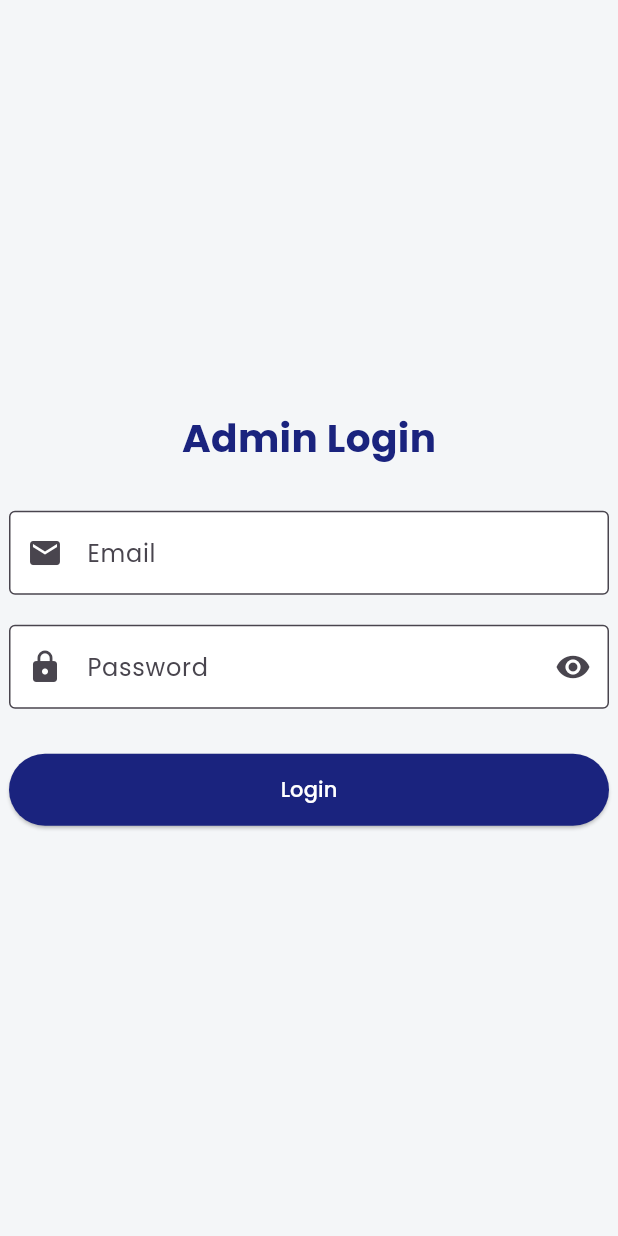
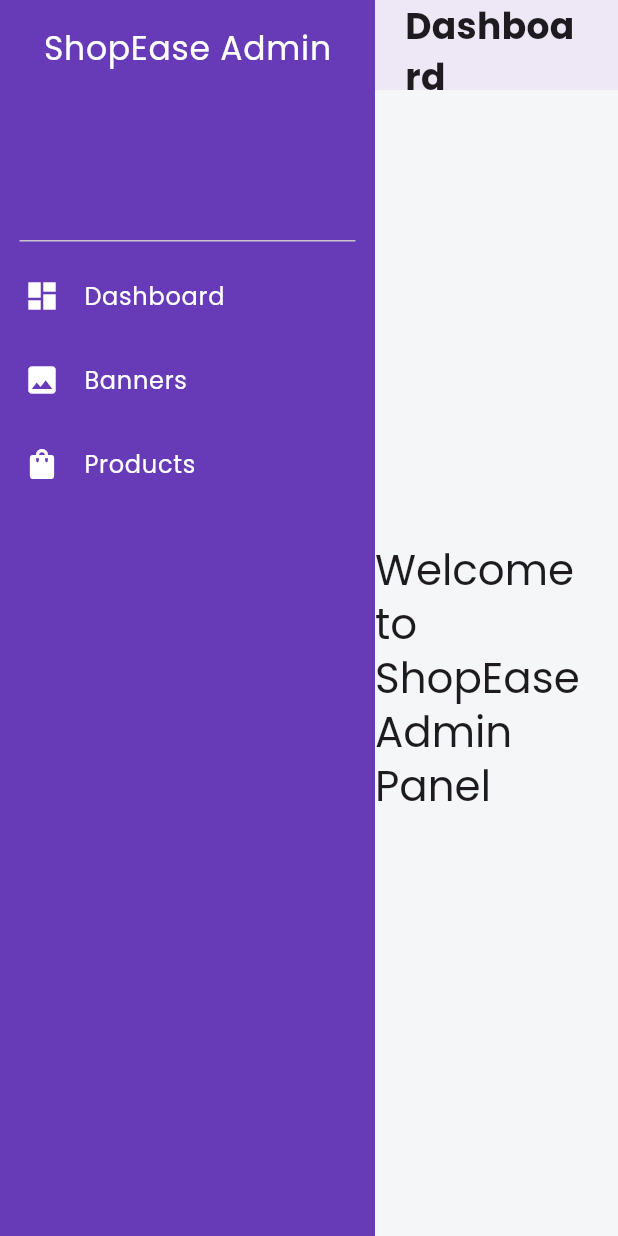
Before and after one commit to Md-LatifurRatul/ShopEaseAdmin, a Flutter app: the screen it shows after launch, on a phone screen of 412 x 824 dp. Run offline on Flutter 3.47's test engine with Material 3 defaults, Android fonts, the phone set to English and light mode, and no system bars; our stand-ins replace google_fonts.

Commit message:
add dashboard screen, custom sidebar widget

```diff
--- a/lib/config/app_router.dart
+++ b/lib/config/app_router.dart
@@ -1,19 +1,26 @@
 import 'package:flutter/material.dart';
 import 'package:shop_ease_admin/features/views/auth/screens/login_screen.dart';
+import 'package:shop_ease_admin/features/views/dashboard/screens/dashboard_screen.dart';
 
 class AppRouter {
   static const String login = "/";
+  static const String dashboard = "/dashboard";
+  static const String banners = "/banners";
+  static const String products = "/products";
 
   static Route<dynamic> generateRoute(RouteSettings settings) {
     switch (settings.name) {
       case login:
         return MaterialPageRoute(builder: (_) => const LoginScreen());
+
+      case dashboard:
+        return MaterialPageRoute(builder: (_) => const DashboardScreen());
+
       default:
         return MaterialPageRoute(
           builder:
-              (_) => const Scaffold(
-                body: Center(child: Text("404 | Page Not Found")),
-              ),
+              (_) =>
+                  const Scaffold(body: Center(child: Text("No Route Defined"))),
         );
     }
   }
--- /dev/null
+++ b/lib/features/views/dashboard/screens/dashboard_screen.dart
@@ -0,0 +1,59 @@
+import 'package:flutter/material.dart';
+import 'package:shop_ease_admin/features/views/dashboard/widgets/side_bar_menu.dart';
+
+class DashboardScreen extends StatefulWidget {
+  const DashboardScreen({super.key});
+
+  @override
+  State<DashboardScreen> createState() => _DashboardScreenState();
+}
+
+class _DashboardScreenState extends State<DashboardScreen> {
+  String currentRoute = "/dashboard";
+
+  @override
+  Widget build(BuildContext context) {
+    return Scaffold(
+      body: Row(
+        children: [
+          //! Sidebar
+          SideBarMenu(
+            selectRoute: currentRoute,
+            onMenuItemSelected: (route) {
+              setState(() {
+                currentRoute = route;
+              });
+            },
+          ),
+
+          //! Content Area
+          Expanded(
+            child: Column(
+              children: [
+                Container(
+                  height: 60,
+                  color: Colors.deepPurple[50],
+                  padding: EdgeInsets.symmetric(horizontal: 20),
+                  alignment: Alignment.centerLeft,
+                  child: const Text(
+                    "Dashboard",
+                    style: TextStyle(fontSize: 24, fontWeight: FontWeight.bold),
+                  ),
+                ),
+                const SizedBox(height: 20),
+                Expanded(
+                  child: Center(
+                    child: Text(
+                      "Welcome to ShopEase Admin Panel",
+                      style: Theme.of(context).textTheme.headlineMedium,
+                    ),
+                  ),
+                ),
+              ],
+            ),
+          ),
+        ],
+      ),
+    );
+  }
+}
--- /dev/null
+++ b/lib/features/views/dashboard/widgets/side_bar_menu.dart
@@ -0,0 +1,60 @@
+import 'package:flutter/material.dart';
+
+class SideBarMenu extends StatelessWidget {
+  const SideBarMenu({
+    super.key,
+    required this.selectRoute,
+    required this.onMenuItemSelected,
+  });
+  final String selectRoute;
+  final Function(String route) onMenuItemSelected;
+
+  @override
+  Widget build(BuildContext context) {
+    return Container(
+      width: 250,
+      color: Colors.deepPurple,
+      child: Column(
+        children: [
+          const DrawerHeader(
+            child: Text(
+              "ShopEase Admin",
+              style: TextStyle(color: Colors.white, fontSize: 22),
+            ),
+          ),
+          _buildMenuItem(
+            icon: Icons.dashboard,
+            title: "Dashboard",
+            routeName: "/dashboard",
+          ),
+
+          _buildMenuItem(
+            icon: Icons.image,
+            title: "Banners",
+            routeName: "/banners",
+          ),
+          _buildMenuItem(
+            icon: Icons.shopping_bag,
+            title: "Products",
+            routeName: "/products",
+          ),
+        ],
+      ),
+    );
+  }
+
+  Widget _buildMenuItem({
+    required IconData icon,
+    required String title,
+    required String routeName,
+  }) {
+    final bool isSelected = selectRoute == routeName;
+    return ListTile(
+      leading: Icon(icon, color: Colors.white),
+
+      title: Text(title, style: const TextStyle(color: Colors.white)),
+      tileColor: isSelected ? Colors.deepPurple.shade700 : Colors.deepPurple,
+      onTap: () => onMenuItemSelected(routeName),
+    );
+  }
+}
--- a/lib/shop_ease_admin_app.dart
+++ b/lib/shop_ease_admin_app.dart
@@ -11,7 +11,8 @@ class ShopEaseAdminApp extends StatelessWidget {
       debugShowCheckedModeBanner: false,
       title: "ShopEase Admin Panel",
       theme: AppTheme.lightTheme,
-      initialRoute: AppRouter.login,
+      // initialRoute: AppRouter.login,
+      initialRoute: AppRouter.dashboard,
       onGenerateRoute: AppRouter.generateRoute,
     );
   }
```
